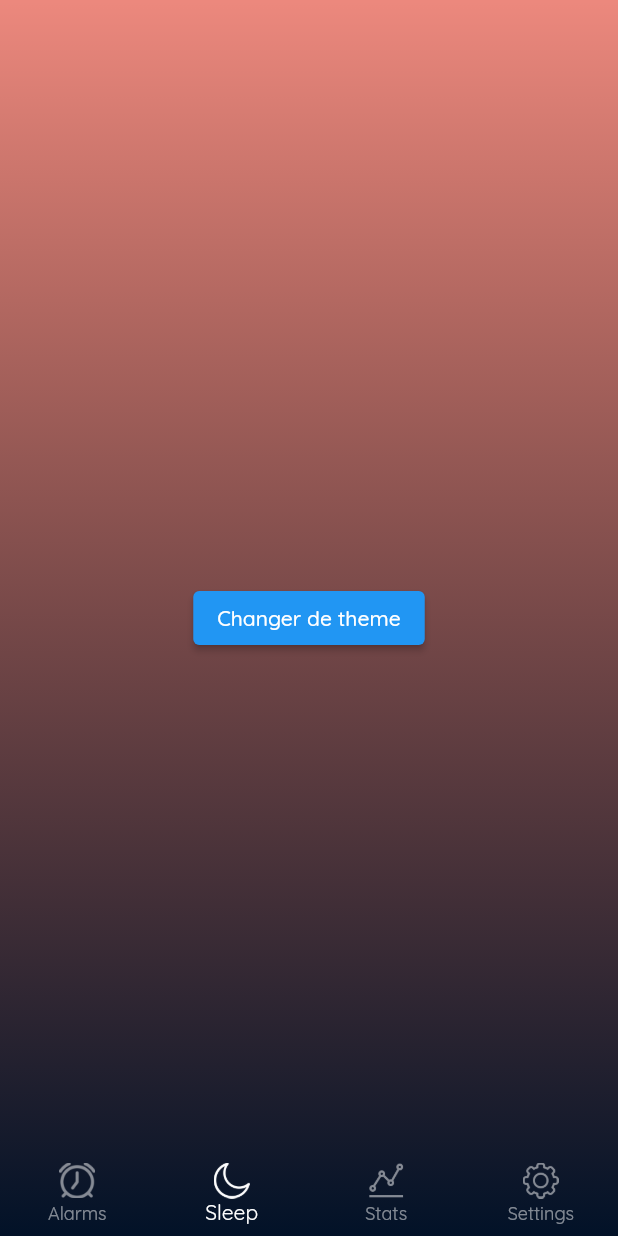
After one commit to OraneOrveillon/grododo, a Flutter app: the screen it shows after launch, on a phone screen of 412 x 824 dp. The commit adds this screen. Run offline on Flutter 3.47's test engine with Material 2 defaults, Android fonts, the phone set to English and light mode, and no system bars; our stand-ins replace google_fonts.

Commit message:
Pages separation

```diff
--- a/lib/main.dart
+++ b/lib/main.dart
@@ -4,6 +4,10 @@ import 'package:provider/provider.dart';
 
 import '../model/theme_provider.dart';
 import 'model/navbar_index_provider.dart';
+import 'view/pages/alarms_page.dart';
+import 'view/pages/settings_page.dart';
+import 'view/pages/sleep_page.dart';
+import 'view/pages/stats_page.dart';
 
 void main() {
   runApp(const MyApp());
@@ -34,20 +38,10 @@ class MyHomePage extends StatelessWidget {
   MyHomePage({Key? key}) : super(key: key);
 
   final List<Widget> _navPages = [
-    Container(),
-    Center(
-      child: Column(
-        mainAxisAlignment: MainAxisAlignment.center,
-        children: [
-          Consumer<ThemeProvider>(
-              builder: (context, theme, child) => ElevatedButton(
-                  onPressed: () => theme.changeTheme(),
-                  child: const Text('Changer de theme')))
-        ],
-      ),
-    ),
-    Container(),
-    Container(),
+    const AlarmsPage(),
+    const SleepPage(),
+    const StatsPage(),
+    const SettingsPage(),
   ];
 
   @override
--- /dev/null
+++ b/lib/view/pages/sleep_page.dart
@@ -0,0 +1,23 @@
+import 'package:flutter/material.dart';
+import 'package:provider/provider.dart';
+
+import '../../model/theme_provider.dart';
+
+class SleepPage extends StatelessWidget {
+  const SleepPage({Key? key}) : super(key: key);
+
+  @override
+  Widget build(BuildContext context) {
+    return Center(
+      child: Column(
+        mainAxisAlignment: MainAxisAlignment.center,
+        children: [
+          Consumer<ThemeProvider>(
+              builder: (context, theme, child) => ElevatedButton(
+                  onPressed: () => theme.changeTheme(),
+                  child: const Text('Changer de theme')))
+        ],
+      ),
+    );
+  }
+}
```
Also changed, not shown: lib/view/pages/alarms_page.dart (added, +10 -0 lines), lib/view/pages/settings_page.dart (added, +10 -0 lines), lib/view/pages/stats_page.dart (added, +10 -0 lines).
